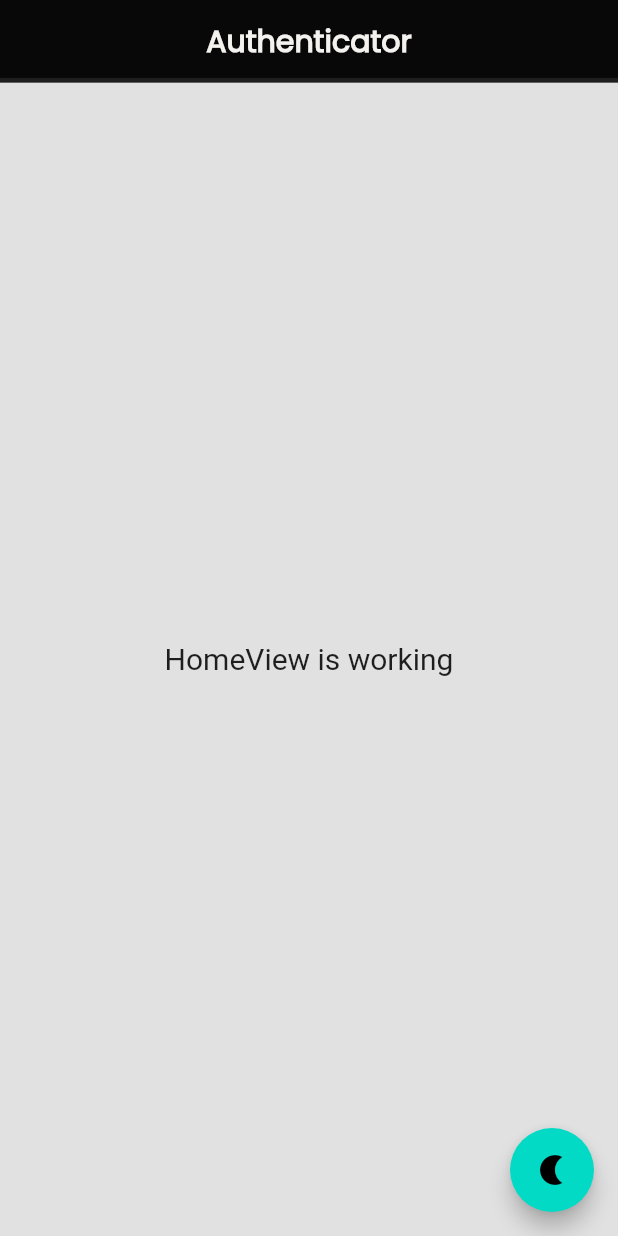
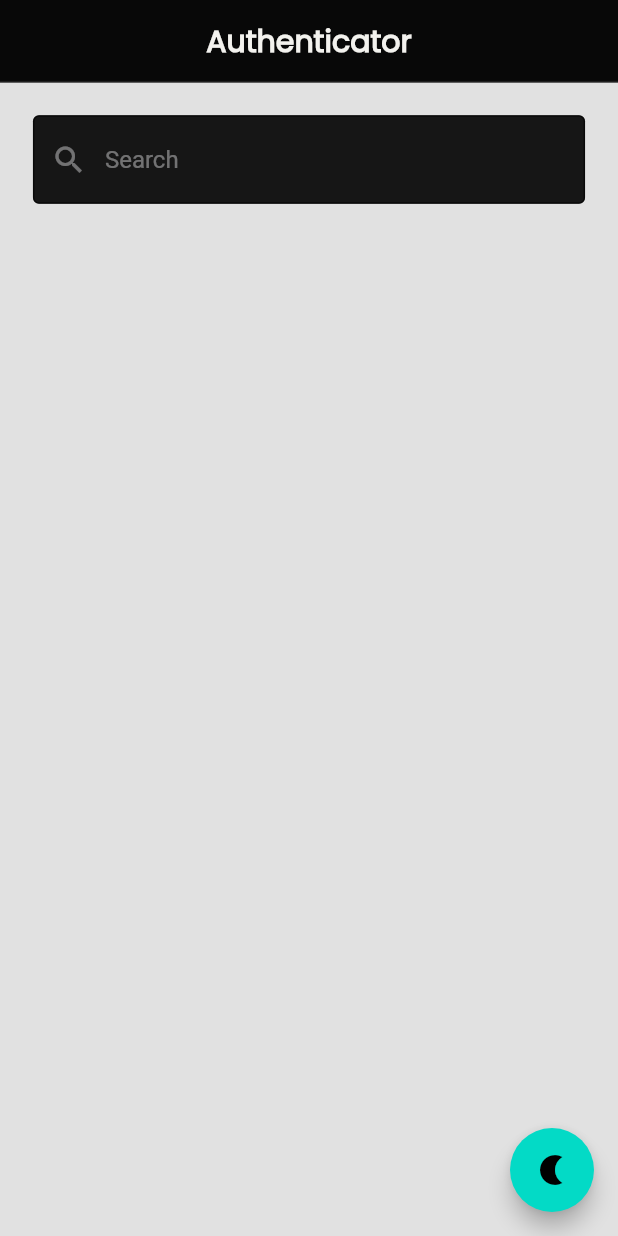
Before and after one commit to farhadhossen/mocdt_authenticator, a Flutter app: the screen it shows after launch, on a phone screen of 412 x 824 dp. Run offline on Flutter 3.47's test engine with Material 2 defaults, Android fonts, the phone set to English and light mode, and no system bars; our stand-ins replace flutter_screenutil, flutter_svg, get, get_storage, google_fonts; project files that could hold a hidden picture were left out.

Commit message:
home screen on going..

```diff
--- a/lib/app/modules/home/views/home_view.dart
+++ b/lib/app/modules/home/views/home_view.dart
@@ -23,11 +23,29 @@ class HomeView extends GetView<HomeController> {
       //   elevation: AppSize.s8,
       //     shadowColor: AppColor.cardStrokeWhite
       // ),
-      body: const Center(
-        child: Text(
-          'HomeView is working',
-          style: TextStyle(fontSize: 20),
-        ),
+      body: Column(
+        children: [
+          Container(
+            padding: EdgeInsets.all(AppSize.s20),
+            child: Column(
+              children: [
+                TextFormField(
+                  decoration: InputDecoration(
+                    hintText: 'Search',
+                    prefixIcon: Icon(Icons.search, color: AppColor.bottomNavTextDark,),
+                    hintStyle: TextStyle(color: AppColor.bottomNavTextDark),
+                    filled: true,
+                    fillColor: AppColor.cardBlack,
+                    border: OutlineInputBorder(
+                      borderSide: BorderSide(
+                          width: 3, color: AppColor.bottomNavTextDark),
+                    ),
+                  ),
+                )
+              ],
+            ),
+          )
+        ],
       ),
       floatingActionButton: FloatingActionButton(
         onPressed: (){
--- a/lib/app/widgets/custom_app_bar.dart
+++ b/lib/app/widgets/custom_app_bar.dart
@@ -29,7 +29,7 @@ class CustomAppBar extends StatelessWidget implements PreferredSizeWidget {
             border: Border(
           bottom: BorderSide(
             color: AppColor.appBarStock,
-            width: 3.0,
+            width: 1.0,
           ),
         )),
       ),
```
